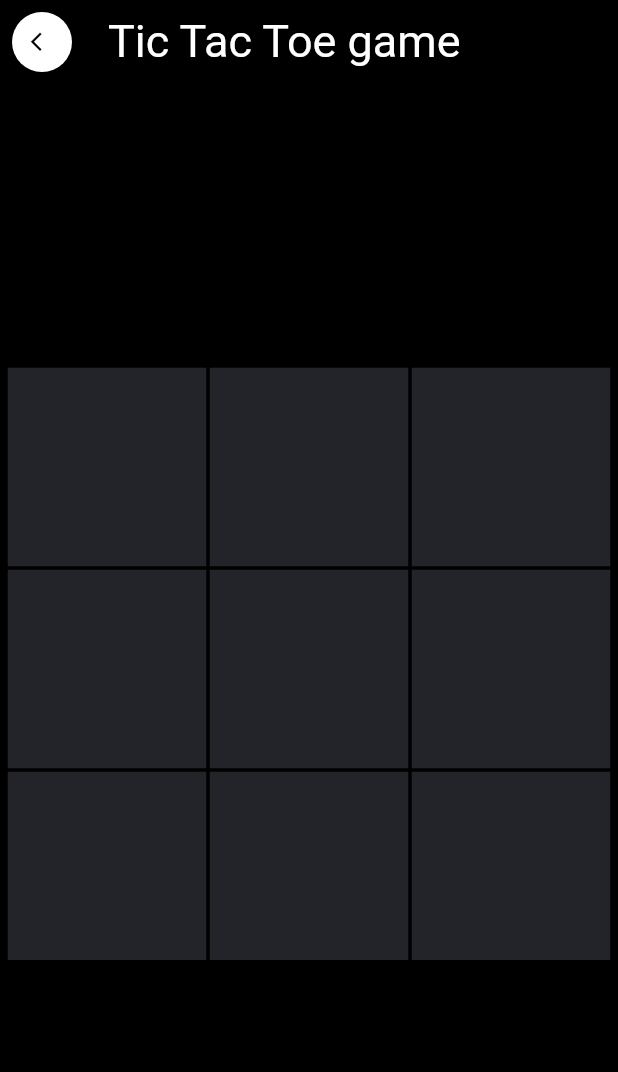
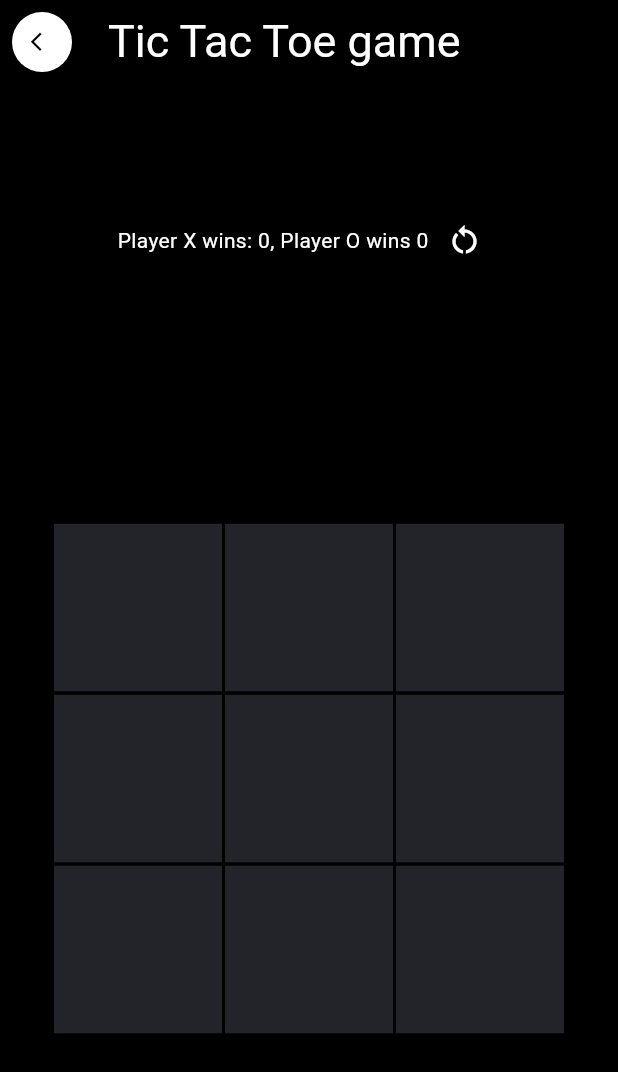
Before and after one commit to asadfaza/nedodrop, a Flutter app: the gameXO screen opened directly, on a phone screen of 412 x 824 dp. Shown: the top 1072 px of the screen. Run offline on Flutter 3.47's test engine with Material 3 defaults, Android fonts, the phone set to English and light mode, and no system bars; our stand-ins replace flutter_svg, shared_preferences; accounts and stored records are empty.

Commit message:
complited tic tac toe

```diff
--- a/lib/game.dart
+++ b/lib/game.dart
@@ -10,14 +10,18 @@ class gameXO extends StatefulWidget {
 }
 
 class _gameXOsState extends State<gameXO> {
-  bool isX = false;
-  int ind = 0;
+  int counter = 0;
+  int xWins = 0;
+  int oWins = 0;
   List<String> board = List.filled(9, 'assets/xo_icon.svg');
   @override
   Widget build(BuildContext context) {
     return Scaffold(
         appBar: AppBar(
-        title: Text("Tic Tac Toe game", style: TextStyle(color: Colors.white, fontSize: 30),),
+          title: Text(
+            "Tic Tac Toe game",
+            style: TextStyle(color: Colors.white, fontSize: 30),
+          ),
           leading: IconButton(
             onPressed: () {},
             icon: arrowForward(
@@ -32,26 +36,120 @@ class _gameXOsState extends State<gameXO> {
         ),
         backgroundColor: Colors.black,
         body: Column(
+          mainAxisAlignment: MainAxisAlignment.spaceAround,
+          children: [
+            Row(
               mainAxisAlignment: MainAxisAlignment.center,
               children: [
+                Text(
+                  'Player X wins: ${xWins}, Player O wins ${oWins}',
+                  style: TextStyle(color: Colors.white),
+                ),
+                IconButton(
+                    onPressed: () => restart(),
+                    icon: Icon(
+                      Icons.restart_alt,
+                      color: Colors.white,
+                    ))
+              ],
+            ),
             Container(
+              width: 350,
               height: 400,
               child: GridView.builder(
                   itemCount: 9,
                   padding: EdgeInsets.all(5),
-                gridDelegate: SliverGridDelegateWithFixedCrossAxisCount(crossAxisCount: 3, mainAxisSpacing: 2, crossAxisSpacing: 2),
+                  gridDelegate: SliverGridDelegateWithFixedCrossAxisCount(
+                      crossAxisCount: 3,
+                      mainAxisSpacing: 2,
+                      crossAxisSpacing: 2),
                   itemBuilder: (BuildContext context, int index) {
                     return GestureDetector(
                         onTap: () => setState(() {
+                              counter++;
+                              if (counter % 2 != 0) {
                                 board[index] = 'assets/x_icon.svg';
+                                if (checkWin('assets/x_icon.svg')) {
+                                  showWinDialog('assets/x_icon.svg');
+                                }
+                              } else {
+                                board[index] = 'assets/o_icon.svg';
+                                if (checkWin('assets/o_icon.svg')) {
+                                  showWinDialog('assets/o_icon.svg');
+                                }
+                              }
                             }),
-                  child:
-                  SvgPicture.asset(board[index])
+                        child: SvgPicture.asset(board[index]));
+                  }),
+            ),
+          ],
+        ));
+  }
+
+  void restart() {
+    setState(() {
+      counter = 0;
+      board = List.filled(9, 'assets/xo_icon.svg');
+    });
+  }
+
+  void showWinDialog(String player) {
+    showDialog(
+      context: context,
+      builder: (BuildContext context) {
+        return AlertDialog(
+          title: Text('Winner!'),
+          content:
+              Text('${(player == 'assets/x_icon.svg') ? 'X' : 'O'} has won!'),
+          actions: [
+            TextButton(
+              onPressed: () {
+                Navigator.of(context).pop();
+                setState(() {
+                  counter = 0;
+                  board = List.filled(9, 'assets/xo_icon.svg');
+                  if (player == 'assets/x_icon.svg') {
+                    xWins++;
+                  } else {
+                    oWins++;
+                  }
+                });
+              },
+              child: Text('Restart'),
+            ),
+          ],
         );
-                }),
-          )
-        ],
-      )
+      },
     );
   }
+
+  bool checkWin(String player) {
+    // Check rows
+    for (int i = 0; i < 3; i++) {
+      if (board[i * 3] == player &&
+          board[i * 3 + 1] == player &&
+          board[i * 3 + 2] == player) {
+        return true;
       }
+    }
+
+    // Check columns
+    for (int i = 0; i < 3; i++) {
+      if (board[i] == player &&
+          board[i + 3] == player &&
+          board[i + 6] == player) {
+        return true;
+      }
+    }
+
+    // Check diagonals
+    if (board[0] == player && board[4] == player && board[8] == player) {
+      return true;
+    }
+    if (board[2] == player && board[4] == player && board[6] == player) {
+      return true;
+    }
+
+    return false;
+  }
+}
```
Also changed, not shown: pubspec.lock. Lines whose indentation alone changed are shown as unchanged.
